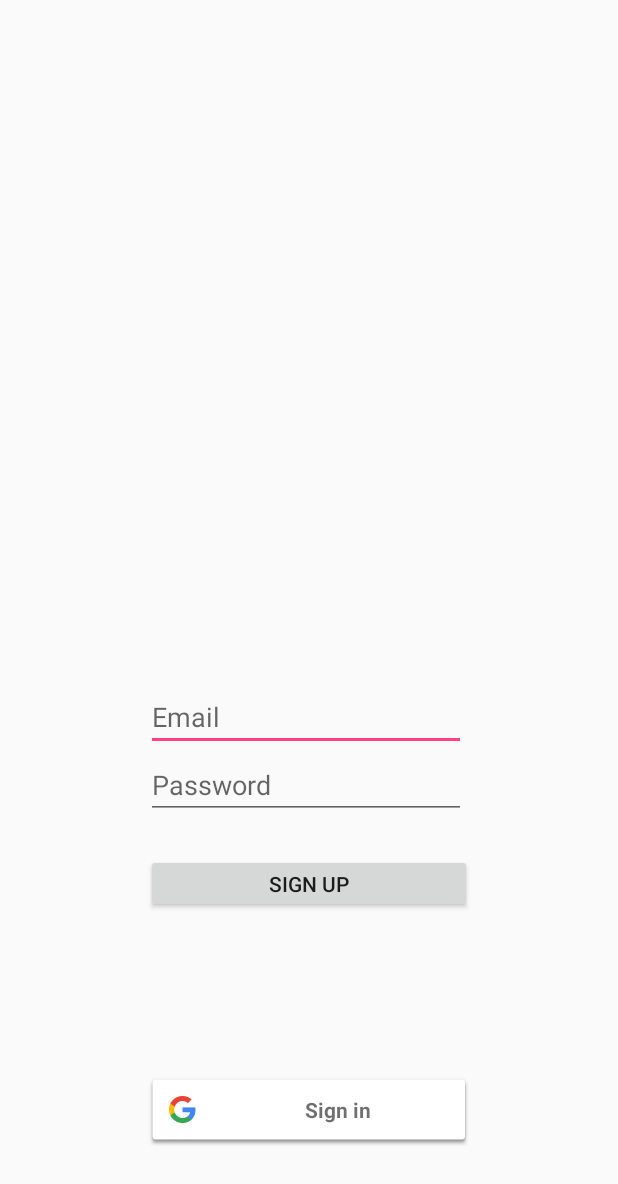
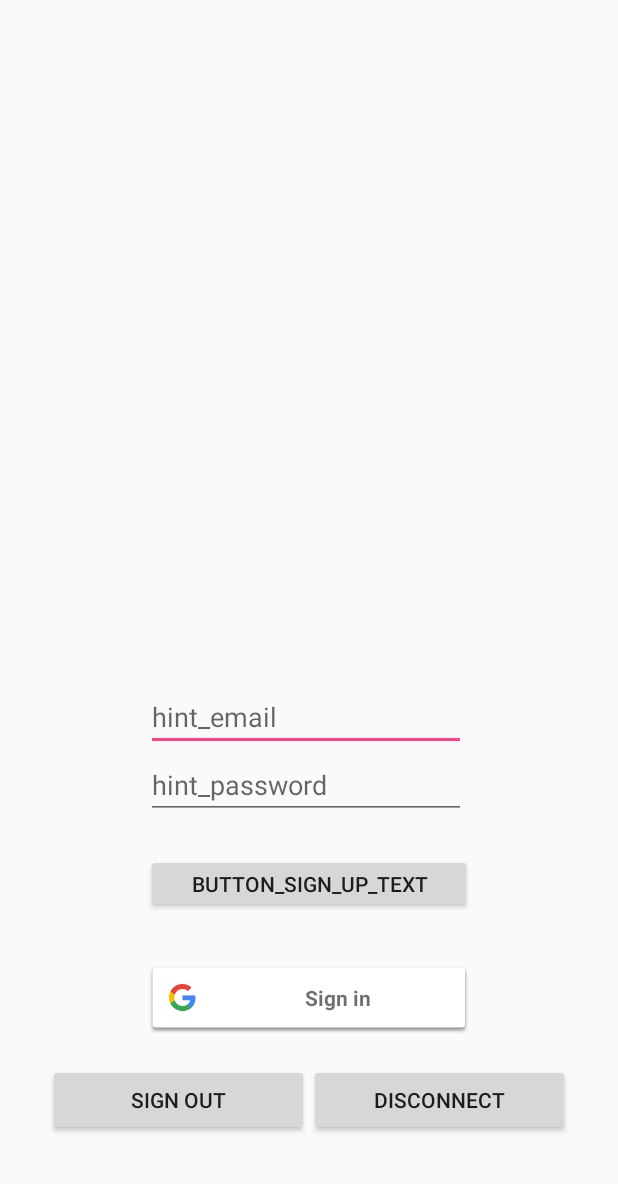
Before and after one commit to ollieskywalker/TigerNewspaperPER6, an Android app: the layout activity_signup.xml on its own in the app's theme, with its tools: preview values and no code run, on a phone screen of 412 x 824 dp. Shown: the top 1184 px of the screen. Run offline under Robolectric (Android 15) with nearby library versions, the phone set to English and light mode, and no system bars.

Commit message:
Added Google sign-in flow Messed up something with revoking access/signing out

```diff
--- a/app/src/main/res/layout/activity_signup.xml
+++ b/app/src/main/res/layout/activity_signup.xml
@@ -2,15 +2,16 @@
 <RelativeLayout xmlns:android="http://schemas.android.com/apk/res/android"
     android:layout_width="match_parent"
     android:layout_height="match_parent"
+    xmlns:tools="http://schemas.android.com/tools"
     android:paddingLeft="16dp"
-    android:paddingRight="16dp" >
+    android:paddingRight="16dp">
 
     <EditText
         android:id="@+id/email"
         android:layout_width="wrap_content"
         android:layout_height="wrap_content"
         android:ems="10"
-        android:hint="Email"
+        android:hint="@string/email"
         android:inputType="textEmailAddress"
         android:layout_above="@+id/password"
         android:layout_alignLeft="@+id/password"
@@ -21,7 +22,7 @@
         android:layout_width="wrap_content"
         android:layout_height="wrap_content"
         android:ems="10"
-        android:hint="Password"
+        android:hint="@string/password"
         android:inputType="textPassword"
         android:layout_above="@+id/button_signup"
         android:layout_alignLeft="@+id/button_signup"
@@ -32,7 +33,7 @@
         android:id="@+id/button_signup"
         android:layout_width="217dp"
         android:layout_height="39dp"
-        android:text="SIGN UP"
+        android:text="@string/sign_up"
         android:layout_marginBottom="215dp"
         android:layout_alignParentBottom="true"
         android:layout_centerHorizontal="true" />
@@ -41,11 +42,53 @@
         android:id="@+id/google_sign_in_button"
         android:layout_width="wrap_content"
         android:layout_height="wrap_content"
-        android:layout_marginBottom="60dp"
-        android:layout_alignParentBottom="true"
+        android:layout_marginTop="71dp"
+        android:layout_below="@+id/password"
         android:layout_alignLeft="@+id/button_signup"
         android:layout_alignStart="@+id/button_signup"
         android:layout_alignRight="@+id/button_signup"
-        android:layout_alignEnd="@+id/button_signup" />
+        android:layout_alignEnd="@+id/button_signup">
+    </com.google.android.gms.common.SignInButton>
+
+    <TextView
+        android:id="@+id/status"
+        android:layout_width="wrap_content"
+        android:layout_height="wrap_content"
+        android:text=""
+        android:textColor="@android:color/darker_gray"
+        android:textSize="14sp"
+        android:layout_marginBottom="32dp"
+        android:layout_alignParentBottom="true"
+        android:layout_centerHorizontal="true" />
+
+    <LinearLayout
+        android:id="@+id/sign_out_and_disconnect"
+        android:layout_width="fill_parent"
+        android:layout_height="wrap_content"
+        android:orientation="horizontal"
+        android:paddingLeft="16dp"
+        android:paddingRight="16dp"
+        android:visibility="gone"
+        tools:visibility="visible"
+        android:layout_above="@+id/status"
+        android:layout_alignParentLeft="true"
+        android:layout_alignParentStart="true"
+        android:layout_marginBottom="15dp">
+
+        <Button
+            android:id="@+id/sign_out_button"
+            android:layout_width="0dp"
+            android:layout_height="wrap_content"
+            android:layout_weight="1"
+            android:text="@string/sign_out" />
+
+        <Button
+            android:id="@+id/disconnect_button"
+            android:layout_width="0dp"
+            android:layout_height="wrap_content"
+            android:layout_weight="1"
+            android:text="@string/disconnect" />
+
+    </LinearLayout>
 
 </RelativeLayout>
--- a/app/src/main/res/values/strings.xml
+++ b/app/src/main/res/values/strings.xml
@@ -1,5 +1,10 @@
 <resources>
     <string name="app_name">TigerNewspaper</string>
-    <string name="signed_in_fmt">Signed in as: %s</string>
+    <string name="signed_in_fmt">Signed in as %s</string>
     <string name="signed_out">Signed out</string>
+    <string name="sign_out">Sign Out</string>
+    <string name="disconnect">Disconnect</string>
+    <string name="email">hint_email</string>
+    <string name="password">hint_password</string>
+    <string name="sign_up">button_sign_up_text</string>
 </resources>
--- /dev/null
+++ b/settings.gradle
@@ -0,0 +1 @@
+include ':app'
```
Also changed, not shown: app/build.gradle (added, +32 -0 lines), app/src/main/AndroidManifest.xml (added, +25 -0 lines), app/src/main/java/com/example/eliaschang8/tigernewspaper/MainActivity.java (added, +17 -0 lines), app/src/main/java/com/example/eliaschang8/tigernewspaper/SignupActivity.java (+89 -29 lines), build.gradle (added, +24 -0 lines), gradle.properties (added, +17 -0 lines), gradle/wrapper/gradle-wrapper.properties (added), 10 other files.
